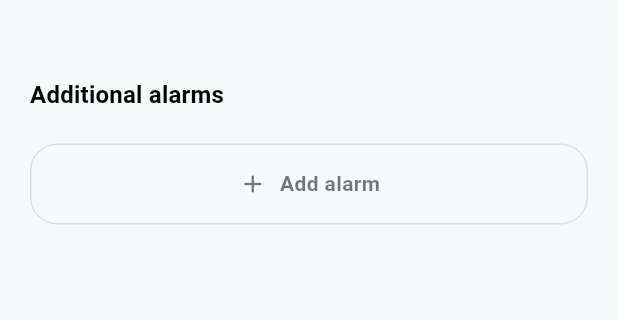
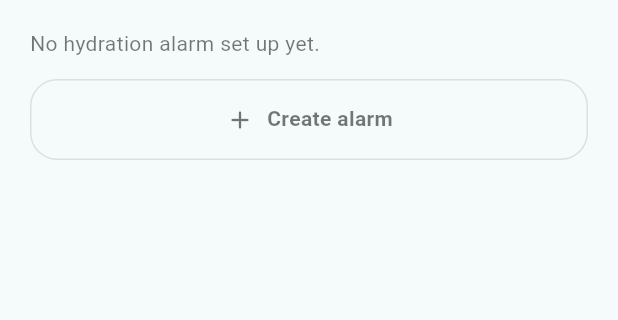
Before and after one commit to Aashwalayan/hydrate, a Flutter app: the AlarmScreen screen opened directly, on a phone screen of 412 x 824 dp, the part 101-421 px from its top. Run offline on Flutter 3.47's test engine with Material 3 defaults, Android fonts, the phone set to English and light mode, and no system bars; our stand-ins replace flutter_local_notifications, flutter_timezone, permission_handler, shared_preferences, timezone; missing offline and left inert: alarm; accounts and stored records are empty; network calls fail.

Commit message:
implemented one alarm at a time

```diff
--- a/lib/screens/home/alarm_screen.dart
+++ b/lib/screens/home/alarm_screen.dart
@@ -43,7 +43,7 @@ extension AlarmToneDisplay on AlarmTone {
   }
 }
 
-/// Mock model for a single hydration reminder schedule.
+/// Model for the user's single hydration reminder schedule.
 ///
 /// Structured so a real notification-scheduling model can replace this
 /// without touching the widgets that render it. [reminderTimes] is always
@@ -155,6 +155,10 @@ int equalIntervalStepMinutes(TimeOfDay start, TimeOfDay end, int count) {
 
 /// Alarm management screen — controls WHEN Hydrate reminds the user, as
 /// opposed to [HomeScreen] which is about today's progress.
+///
+/// A user has zero or one hydration alarm, never more. There is no
+/// "additional alarms" concept: the Create-alarm action only appears when
+/// there is no alarm yet, and disappears once one exists.
 class AlarmScreen extends StatefulWidget {
   const AlarmScreen({super.key});
 
@@ -166,7 +170,7 @@ class _AlarmScreenState extends State<AlarmScreen> {
   @override
   void initState() {
     super.initState();
-    _loadAlarms();
+    _loadAlarm();
   }
 
   List<DateTime> _toDateTimes(List<TimeOfDay> times) {
@@ -241,38 +245,42 @@ class _AlarmScreenState extends State<AlarmScreen> {
     return TimeOfDay(hour: int.parse(parts[0]), minute: int.parse(parts[1]));
   }
 
-  List<HydrationAlarm> _alarms = [];
+  /// Zero or one alarm — never a list. This is the single source of truth
+  /// for whether the empty state or the alarm card renders.
+  HydrationAlarm? _alarm;
   bool _loading = true;
 
-  Future<void> _loadAlarms() async {
+  Future<void> _loadAlarm() async {
     try {
       final alarms = await _alarmService.getAlarms();
-      final loadedAlarms = alarms.map(_fromDto).toList();
-
-      // Show the persisted alarms first.
+
+      // Backend is the intended source of truth for "at most one alarm".
+      // If it ever returns more than one (e.g. legacy data from before this
+      // constraint existed), we only ever surface the first — we don't
+      // silently delete the rest here, since that's a backend-side cleanup
+      // decision, not something this screen should decide on its own.
+      final loaded = alarms.isNotEmpty ? _fromDto(alarms.first) : null;
+
       if (!mounted) return;
 
       setState(() {
-        _alarms = loadedAlarms;
+        _alarm = loaded;
         _loading = false;
       });
 
-      // Restore notifications separately.
-      for (final alarm in loadedAlarms) {
-        if (!alarm.enabled) continue;
-
+      if (loaded != null && loaded.enabled) {
         try {
           await AlarmService.instance.scheduleAlarm(
-            id: alarm.id,
-            label: alarm.label,
-            reminderTimes: _toDateTimes(alarm.reminderTimes),
+            id: loaded.id,
+            label: loaded.label,
+            reminderTimes: _toDateTimes(loaded.reminderTimes),
           );
         } catch (e) {
-          debugPrint('Failed to restore alarm ${alarm.id}: $e');
+          debugPrint('Failed to restore alarm ${loaded.id}: $e');
         }
       }
     } catch (e) {
-      debugPrint('Failed to load hydration alarms: $e');
+      debugPrint('Failed to load hydration alarm: $e');
 
       if (!mounted) return;
 
@@ -282,8 +290,9 @@ class _AlarmScreenState extends State<AlarmScreen> {
     }
   }
 
-  Future<void> _toggleAlarm(int index, bool value) async {
-    final alarm = _alarms[index];
+  Future<void> _toggleAlarm(bool value) async {
+    final alarm = _alarm;
+    if (alarm == null) return;
 
     final response = await _alarmService.toggleAlarm(alarm.id);
 
@@ -314,12 +323,12 @@ class _AlarmScreenState extends State<AlarmScreen> {
     if (!mounted) return;
 
     setState(() {
-      _alarms[index] = updatedAlarm;
+      _alarm = updatedAlarm;
     });
   }
 
-  Future<void> _openEditor({int? index}) async {
-    final existing = index != null ? _alarms[index] : null;
+  Future<void> _openEditor() async {
+    final existing = _alarm;
 
     final result = await Navigator.of(context).push<_AlarmEditorResult>(
       MaterialPageRoute(builder: (_) => _AlarmEditorScreen(initial: existing)),
@@ -328,16 +337,19 @@ class _AlarmScreenState extends State<AlarmScreen> {
     if (result == null || !mounted) return;
 
     if (result.deleted) {
-      if (index == null) return;
-
-      final alarm = _alarms[index];
-
+      if (existing == null) return;
+
+      // Cancel scheduled reminders BEFORE the backend delete, using the
+      // reminder count from the alarm being removed — this must happen
+      // even if the delete call below fails partway, so we never leave a
+      // dangling scheduled notification for an alarm the user asked to
+      // remove.
       await AlarmService.instance.cancelAlarm(
-        alarm.id,
-        reminderCount: alarm.reminderTimes.length,
-      );
-
-      final response = await _alarmService.deleteAlarm(alarm.id);
+        existing.id,
+        reminderCount: existing.reminderTimes.length,
+      );
+
+      final response = await _alarmService.deleteAlarm(existing.id);
 
       if (!mounted) return;
 
@@ -349,22 +361,34 @@ class _AlarmScreenState extends State<AlarmScreen> {
       }
 
       setState(() {
-        _alarms.removeAt(index);
+        _alarm = null;
       });
 
       return;
     }
 
-    final alarm = result.alarm;
-
-    if (alarm == null) return;
-
-    final dto = _toDto(alarm);
+    final edited = result.alarm;
+
+    if (edited == null) return;
+
+    final dto = _toDto(edited);
 
     // ------------------------------------------------------------
-    // CREATE
+    // CREATE — only reachable when there was no alarm when the editor was
+    // opened. Guarded twice: the Create button itself only renders when
+    // _alarm is null, and this check catches the (unlikely but possible)
+    // race where an alarm appeared while the editor was open.
     // ------------------------------------------------------------
-    if (index == null) {
+    if (existing == null) {
+      if (_alarm != null) {
+        ScaffoldMessenger.of(context).showSnackBar(
+          const SnackBar(
+            content: Text('You already have a hydration alarm.'),
+          ),
+        );
+        return;
+      }
+
       final response = await _alarmService.createAlarm(
         label: dto.label,
         scheduleType: dto.scheduleType,
@@ -398,7 +422,7 @@ class _AlarmScreenState extends State<AlarmScreen> {
       if (!mounted) return;
 
       setState(() {
-        _alarms.add(savedAlarm);
+        _alarm = savedAlarm;
       });
 
       return;
@@ -407,8 +431,6 @@ class _AlarmScreenState extends State<AlarmScreen> {
     // ------------------------------------------------------------
     // EDIT
     // ------------------------------------------------------------
-    final oldAlarm = _alarms[index];
-
     final response = await _alarmService.updateAlarm(
       id: dto.id,
       label: dto.label,
@@ -435,7 +457,7 @@ class _AlarmScreenState extends State<AlarmScreen> {
     await AlarmService.instance.rescheduleAlarm(
       id: savedAlarm.id,
       label: savedAlarm.label,
-      oldReminderTimes: _toDateTimes(oldAlarm.reminderTimes),
+      oldReminderTimes: _toDateTimes(existing.reminderTimes),
       newReminderTimes: _toDateTimes(savedAlarm.reminderTimes),
     );
 
@@ -449,51 +471,26 @@ class _AlarmScreenState extends State<AlarmScreen> {
     if (!mounted) return;
 
     setState(() {
-      _alarms[index] = savedAlarm;
+      _alarm = savedAlarm;
     });
-  }
-
-  Future<void> _confirmDelete(int index) async {
-    final shouldDelete = await showDialog<bool>(
-      context: context,
-      builder: (context) => AlertDialog(
-        title: const Text('Delete alarm?'),
-        content: Text('Remove "${_alarms[index].label}"?'),
-        actions: [
-          TextButton(
-            onPressed: () => Navigator.of(context).pop(false),
-            child: const Text('Cancel'),
-          ),
-          FilledButton(
-            style: FilledButton.styleFrom(
-              backgroundColor: Theme.of(context).colorScheme.error,
-            ),
-            onPressed: () => Navigator.of(context).pop(true),
-            child: const Text('Delete'),
-          ),
-        ],
-      ),
-    );
-
-    if (shouldDelete == true && mounted) {
-      setState(() => _alarms.removeAt(index));
-    }
   }
 
   @override
   Widget build(BuildContext context) {
     final theme = Theme.of(context);
-
-    final additionalAlarms = _alarms.length > 1
-        ? _alarms.sublist(1)
-        : const <HydrationAlarm>[];
+    final colorScheme = theme.colorScheme;
 
     return Scaffold(
-      backgroundColor: theme.colorScheme.surface,
+      backgroundColor: colorScheme.surface,
       body: SafeArea(
-        child: CustomScrollView(
+        child: _loading
+            ? const Center(child: CircularProgressIndicator())
+            : CustomScrollView(
                 slivers: [
                   SliverPadding(
+                    // Bottom inset stays large — it's clearance for the
+                    // floating glass bottom nav bar stacked above this
+                    // screen in MainScreen, not decorative whitespace.
                     padding: const EdgeInsets.fromLTRB(20, 12, 20, 120),
                     sliver: SliverList(
                       delegate: SliverChildListDelegate([
@@ -507,44 +504,52 @@ class _AlarmScreenState extends State<AlarmScreen> {
                         Text(
                           'When Hydrate reminds you to drink',
                           style: theme.textTheme.bodyMedium?.copyWith(
-                      color: theme.colorScheme.onSurface.withValues(alpha: 0.6),
-                    ),
-                  ),
-                  const SizedBox(height: 24),
-                  if (_alarms.isNotEmpty)
+                            color: colorScheme.onSurface.withValues(
+                              alpha: 0.6,
+                            ),
+                          ),
+                        ),
+                        const SizedBox(height: 20),
+                        if (_alarm != null)
                           _AlarmCard(
-                      alarm: _alarms[0],
-                      primary: true,
-                      onToggle: (v) => _toggleAlarm(0, v),
-                      onTap: () => _openEditor(index: 0),
-                    ),
-                  const SizedBox(height: 28),
+                            alarm: _alarm!,
+                            onToggle: _toggleAlarm,
+                            onTap: _openEditor,
+                          )
+                        else
+                          _EmptyAlarmState(onCreate: _openEditor),
+                      ]),
+                    ),
+                  ),
+                ],
+              ),
+      ),
+    );
+  }
+}
+
+class _EmptyAlarmState extends StatelessWidget {
+  const _EmptyAlarmState({required this.onCreate});
+
+  final VoidCallback onCreate;
+
+  @override
+  Widget build(BuildContext context) {
+    final theme = Theme.of(context);
+    final colorScheme = theme.colorScheme;
+
+    return Column(
+      crossAxisAlignment: CrossAxisAlignment.start,
+      children: [
         Text(
-                    'Additional alarms',
-                    style: theme.textTheme.titleMedium?.copyWith(
-                      fontWeight: FontWeight.w700,
-                    ),
-                  ),
-                  const SizedBox(height: 12),
-                  for (var i = 0; i < additionalAlarms.length; i++)
-                    Padding(
-                      padding: const EdgeInsets.only(bottom: 12),
-                      child: _AlarmCard(
-                        alarm: additionalAlarms[i],
-                        primary: false,
-                        onToggle: (v) => _toggleAlarm(i + 1, v),
-                        onTap: () => _openEditor(index: i + 1),
-                        onDelete: () => _confirmDelete(i + 1),
-                      ),
-                    ),
-                  const SizedBox(height: 8),
-                  _AddAlarmButton(onTap: () => _openEditor()),
-                ]),
-              ),
-            ),
-          ],
-        ),
-      ),
+          'No hydration alarm set up yet.',
+          style: theme.textTheme.bodyMedium?.copyWith(
+            color: colorScheme.onSurface.withValues(alpha: 0.6),
+          ),
+        ),
+        const SizedBox(height: 14),
+        _AddAlarmButton(onTap: onCreate),
+      ],
     );
   }
 }
@@ -552,17 +557,13 @@ class _AlarmScreenState extends State<AlarmScreen> {
 class _AlarmCard extends StatelessWidget {
   const _AlarmCard({
     required this.alarm,
-    required this.primary,
     required this.onToggle,
     required this.onTap,
-    this.onDelete,
   });
 
   final HydrationAlarm alarm;
-  final bool primary;
   final ValueChanged<bool> onToggle;
   final VoidCallback onTap;
-  final VoidCallback? onDelete;
 
   @override
   Widget build(BuildContext context) {
@@ -574,18 +575,18 @@ class _AlarmCard extends StatelessWidget {
       child: InkWell(
         onTap: onTap,
         borderRadius: BorderRadius.circular(24),
-        child: AnimatedContainer(
-          duration: const Duration(milliseconds: 250),
+        child: Container(
           padding: const EdgeInsets.all(20),
           decoration: BoxDecoration(
-            color: primary
-                ? colorScheme.primaryContainer.withValues(alpha: 0.35)
-                : colorScheme.onSurface.withValues(alpha: 0.04),
+            color: colorScheme.primaryContainer.withValues(alpha: 0.35),
             borderRadius: BorderRadius.circular(24),
             border: Border.all(
               color: colorScheme.onSurface.withValues(alpha: 0.06),
             ),
           ),
+          child: AnimatedOpacity(
+            duration: const Duration(milliseconds: 200),
+            opacity: alarm.enabled ? 1 : 0.55,
             child: Column(
               crossAxisAlignment: CrossAxisAlignment.start,
               children: [
@@ -599,16 +600,6 @@ class _AlarmCard extends StatelessWidget {
                         ),
                       ),
                     ),
-                  if (onDelete != null)
-                    IconButton(
-                      onPressed: onDelete,
-                      icon: Icon(
-                        Icons.delete_outline_rounded,
-                        size: 20,
-                        color: colorScheme.onSurface.withValues(alpha: 0.4),
-                      ),
-                      visualDensity: VisualDensity.compact,
-                    ),
                     Switch(
                       value: alarm.enabled,
                       onChanged: onToggle,
@@ -616,19 +607,13 @@ class _AlarmCard extends StatelessWidget {
                     ),
                   ],
                 ),
-              const SizedBox(height: 16),
-              Row(
-                children: [
-                  Expanded(
-                    child: _AlarmDetail(
+                const SizedBox(height: 14),
+                _AlarmDetail(
                   icon: Icons.repeat_rounded,
                   label: 'Schedule',
                   value: alarm.scheduleSummary(context),
                 ),
-                  ),
-                ],
-              ),
-              const SizedBox(height: 12),
+                const SizedBox(height: 10),
                 Row(
                   children: [
                     Expanded(
@@ -648,6 +633,7 @@ class _AlarmCard extends StatelessWidget {
                   ],
                 ),
               ],
+            ),
           ),
         ),
       ),
@@ -739,7 +725,7 @@ class _AddAlarmButton extends StatelessWidget {
               ),
               const SizedBox(width: 8),
               Text(
-                'Add alarm',
+                'Create alarm',
                 style: theme.textTheme.bodyMedium?.copyWith(
                   fontWeight: FontWeight.w600,
                   color: colorScheme.onSurface.withValues(alpha: 0.6),
@@ -754,7 +740,7 @@ class _AddAlarmButton extends StatelessWidget {
 }
 
 // ---------------------------------------------------------------------------
-// Alarm editor — multi-step creation/edit flow
+// Alarm editor — multi-step creation/edit flow (unchanged)
 // ---------------------------------------------------------------------------
 
 /// What the editor screen handed back: either a saved alarm, a delete
```
Lines whose indentation alone changed are shown as unchanged.
